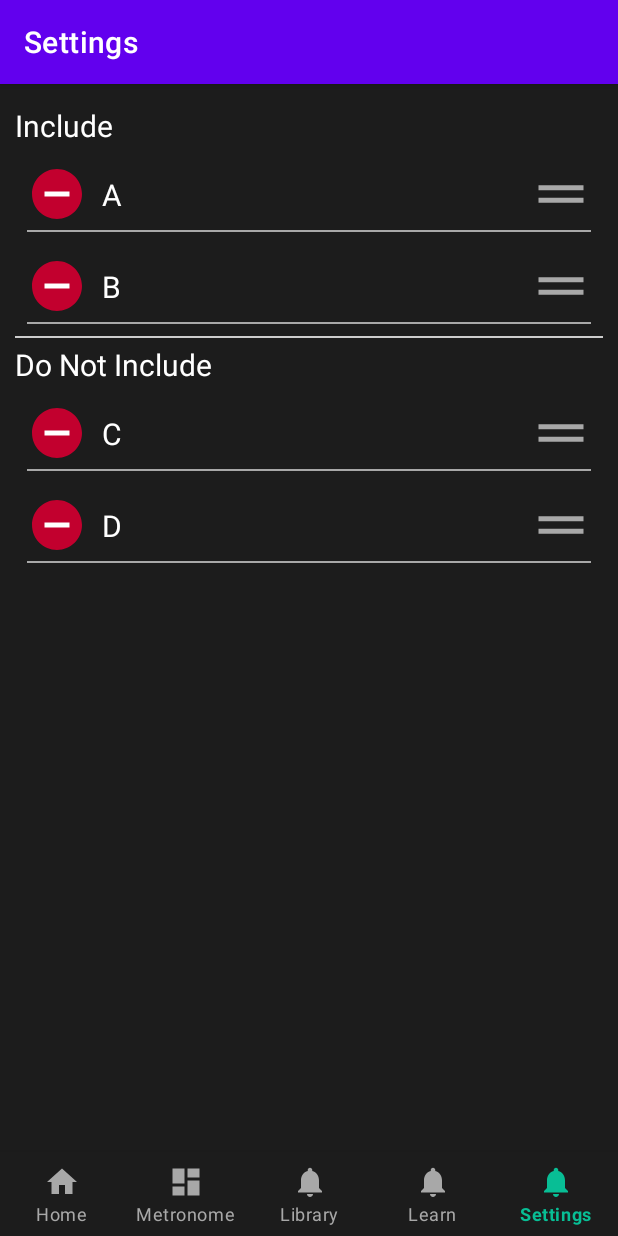
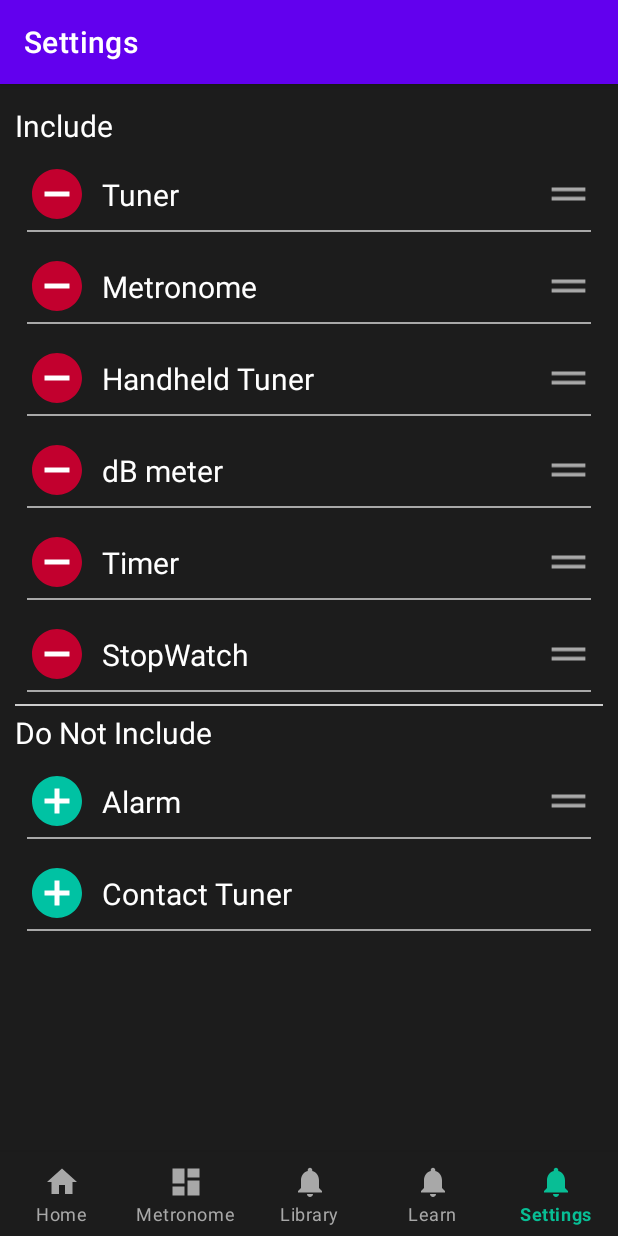
Before and after one commit to sunilgumber/soundbrennertask, an Android app: the SettingsFragment screen opened through its navigation route, on a phone screen of 412 x 824 dp. Run offline under Robolectric (Android 15) with nearby library versions, the phone set to English and light mode, and no system bars; our stand-ins replace ButterKnife, navigation-ui.

```diff
--- a/app/src/main/java/com/example/soundbrennertrial/CommonModel.kt
+++ /dev/null
@@ -1,3 +0,0 @@
-package com.example.soundbrennertrial
-
-data class CommonModel(val name: String,val isswipeable:Boolean)
--- /dev/null
+++ b/app/src/main/java/com/example/soundbrennertrial/model/CommonModel.kt
@@ -0,0 +1,3 @@
+package com.example.soundbrennertrial.model
+
+data class CommonModel(var name: String,var isswipeable:Boolean,var category: EnumCategory)
--- /dev/null
+++ b/app/src/main/java/com/example/soundbrennertrial/model/EnumCategory.kt
@@ -0,0 +1,5 @@
+package com.example.soundbrennertrial.model
+
+enum class EnumCategory {
+    Include, DontInclude
+}
--- a/app/src/main/java/com/example/soundbrennertrial/Listener.java
+++ b/app/src/main/java/com/example/soundbrennertrial/model/Listener.java
@@ -1,4 +1,4 @@
-package com.example.soundbrennertrial;
+package com.example.soundbrennertrial.model;
 
 public interface Listener {
     void setEmptyListTop(boolean visibility);
--- a/app/src/main/java/com/example/soundbrennertrial/ListAdapter.java
+++ b/app/src/main/java/com/example/soundbrennertrial/recyclerview/ListAdapter.java
@@ -1,4 +1,4 @@
-package com.example.soundbrennertrial;
+package com.example.soundbrennertrial.recyclerview;
 
 import android.content.ClipData;
 import android.os.Build;
@@ -7,11 +7,17 @@ import android.view.LayoutInflater;
 import android.view.MotionEvent;
 import android.view.View;
 import android.view.ViewGroup;
-import android.widget.FrameLayout;
+import android.widget.ImageView;
 import android.widget.LinearLayout;
 import android.widget.TextView;
 
+import androidx.annotation.NonNull;
 import androidx.recyclerview.widget.RecyclerView;
+
+import com.example.soundbrennertrial.R;
+import com.example.soundbrennertrial.model.CommonModel;
+import com.example.soundbrennertrial.model.EnumCategory;
+import com.example.soundbrennertrial.model.Listener;
 
 import java.util.List;
 
@@ -23,13 +29,14 @@ public class ListAdapter extends RecyclerView.Adapter<ListAdapter.ListViewHolder
         implements View.OnTouchListener {
 
     private List<CommonModel> list;
-    private Listener listener;
+    private final Listener listener;
 
     public ListAdapter(List<CommonModel> list, Listener listener) {
         this.list = list;
         this.listener = listener;
     }
 
+    @NonNull
     @Override
     public ListViewHolder onCreateViewHolder(ViewGroup parent, int viewType) {
         View view = LayoutInflater.from(
@@ -39,6 +46,8 @@ public class ListAdapter extends RecyclerView.Adapter<ListAdapter.ListViewHolder
 
     @Override
     public void onBindViewHolder(ListViewHolder holder, int position) {
+        holder.ivminusorplus.setImageResource(list.get(position).getCategory()== EnumCategory.Include?R.drawable.ic_android_tables_resources_left_action_text_minus:R.drawable.ic_android_tables_resources_left_action_text_plus);
+        holder.ivequalicon.setVisibility(list.get(position).getIsswipeable()?View.VISIBLE:View.GONE);
         holder.text.setText(list.get(position).getName());
         holder.frameLayout.setTag(position);
         holder.frameLayout.setOnTouchListener(this);
@@ -84,9 +93,13 @@ public class ListAdapter extends RecyclerView.Adapter<ListAdapter.ListViewHolder
         }
     }
 
-    class ListViewHolder extends RecyclerView.ViewHolder {
+    static class ListViewHolder extends RecyclerView.ViewHolder {
         @BindView(R.id.tvincludename)
         TextView text;
+        @BindView(R.id.ivminusorplus)
+        ImageView ivminusorplus;
+        @BindView(R.id.ivequalicon)
+        ImageView ivequalicon;
         @BindView(R.id.frame_layout_item)
         LinearLayout frameLayout;
 
--- a/app/src/main/java/com/example/soundbrennertrial/ui/settings/SettingsFragment.kt
+++ b/app/src/main/java/com/example/soundbrennertrial/ui/settings/SettingsFragment.kt
@@ -9,24 +9,23 @@ import android.view.ViewGroup
 import androidx.recyclerview.widget.LinearLayoutManager
 import androidx.recyclerview.widget.RecyclerView
 import butterknife.BindView
-import com.example.soundbrennertrial.CommonModel
-import com.example.soundbrennertrial.ListAdapter
-import com.example.soundbrennertrial.Listener
+import com.example.soundbrennertrial.model.CommonModel
+import com.example.soundbrennertrial.recyclerview.ListAdapter
+import com.example.soundbrennertrial.model.Listener
 import com.example.soundbrennertrial.R
 import com.example.soundbrennertrial.databinding.FragmentSettingsBinding
-import kotlinx.android.synthetic.main.fragment_settings.*
+import com.example.soundbrennertrial.model.EnumCategory
 
-class SettingsFragment : Fragment() , Listener {
+class SettingsFragment : Fragment() ,
+    Listener {
     private var _binding: FragmentSettingsBinding? = null
 
     // This property is only valid between onCreateView and
     // onDestroyView.
     private val binding get() = _binding!!
 
-    @BindView(R.id.rvTop)
-    var rvTop: RecyclerView? = null
-    @BindView(R.id.rvBottom)
-    var rvBottom: RecyclerView? = null
+    lateinit var rvTop: RecyclerView
+    lateinit var rvBottom: RecyclerView
     companion object {
         fun newInstance() = SettingsFragment()
     }
@@ -51,27 +50,36 @@ class SettingsFragment : Fragment() , Listener {
     }
 
     private fun initTopRecyclerView() {
-        rvTop!!.layoutManager = LinearLayoutManager(
+        rvTop.layoutManager = LinearLayoutManager(
             requireContext(), LinearLayoutManager.VERTICAL, false
         )
         val topList: MutableList<CommonModel> = ArrayList()
-        topList.add(CommonModel("A",true))
-        topList.add(CommonModel("B",true))
-        val topListAdapter = ListAdapter(topList, this)
-        rvTop!!.adapter = topListAdapter
-        rvTop!!.setOnDragListener(topListAdapter.dragInstance)
+        topList.add(CommonModel("Tuner",true,EnumCategory.Include))
+        topList.add(CommonModel("Metronome",true,EnumCategory.Include))
+        topList.add(CommonModel("Handheld Tuner",true,EnumCategory.Include))
+        topList.add(CommonModel("dB meter",true,EnumCategory.Include))
+        topList.add(CommonModel("Timer",true,EnumCategory.Include))
+        topList.add(CommonModel("StopWatch",true,EnumCategory.Include))
+        val topListAdapter =
+            ListAdapter(topList, this)
+        rvTop.adapter = topListAdapter
+        rvTop.setOnDragListener(topListAdapter.dragInstance)
     }
 
     private fun initBottomRecyclerView() {
-        rvBottom!!.layoutManager = LinearLayoutManager(
+        rvBottom.layoutManager = LinearLayoutManager(
             requireContext(), LinearLayoutManager.VERTICAL, false
         )
         val bottomList: MutableList<CommonModel> = ArrayList()
-        bottomList.add(CommonModel("C",true))
-        bottomList.add(CommonModel("D",true))
-        val bottomListAdapter = ListAdapter(bottomList, this)
-        rvBottom!!.adapter = bottomListAdapter
-        rvBottom!!.setOnDragListener(bottomListAdapter.dragInstance)
+        bottomList.add(CommonModel("Alarm",true,EnumCategory.DontInclude))
+        bottomList.add(CommonModel("Contact Tuner",false,EnumCategory.DontInclude))
+        val bottomListAdapter =
+            ListAdapter(
+                bottomList,
+                this
+            )
+        rvBottom.adapter = bottomListAdapter
+        rvBottom.setOnDragListener(bottomListAdapter.dragInstance)
     }
 
     override fun onDestroyView() {
--- a/app/src/main/res/layout/item_dontinclude.xml
+++ b/app/src/main/res/layout/item_dontinclude.xml
@@ -34,7 +34,7 @@
             app:layout_constraintTop_toTopOf="parent" />
 
         <ImageView
-            android:id="@+id/ivrighticon"
+            android:id="@+id/ivequalicon"
             android:layout_width="40dp"
             android:layout_height="40dp"
             android:src="@drawable/ic_mover"
--- a/app/src/main/res/layout/item_include.xml
+++ b/app/src/main/res/layout/item_include.xml
@@ -14,7 +14,7 @@
         android:layout_height="wrap_content">
 
         <ImageView
-            android:id="@+id/ivincludeminus"
+            android:id="@+id/ivminusorplus"
             android:layout_width="40dp"
             android:layout_height="40dp"
             android:src="@drawable/ic_android_tables_resources_left_action_text_minus"
@@ -31,12 +31,12 @@
             android:textSize="20dp"
             android:paddingLeft="10dp"
             app:layout_constraintBottom_toBottomOf="parent"
-            app:layout_constraintLeft_toRightOf="@id/ivincludeminus"
+            app:layout_constraintLeft_toRightOf="@id/ivminusorplus"
             app:layout_constraintTop_toTopOf="parent" />
 
         <ImageView
-            android:id="@+id/ivrighticon"
-            android:layout_width="40dp"
+            android:id="@+id/ivequalicon"
+            android:layout_width="30dp"
             android:layout_height="40dp"
             android:src="@drawable/ic_mover"
             app:layout_constraintBottom_toBottomOf="parent"
```
Also changed, not shown: app/src/main/java/com/example/soundbrennertrial/MainActivity.kt (deleted, +0 -61 lines), app/src/main/java/com/example/soundbrennertrial/recyclerview/DragListener.java (renamed from app/src/main/java/com/example/soundbrennertrial/DragListener.java, +12 -4 lines).
